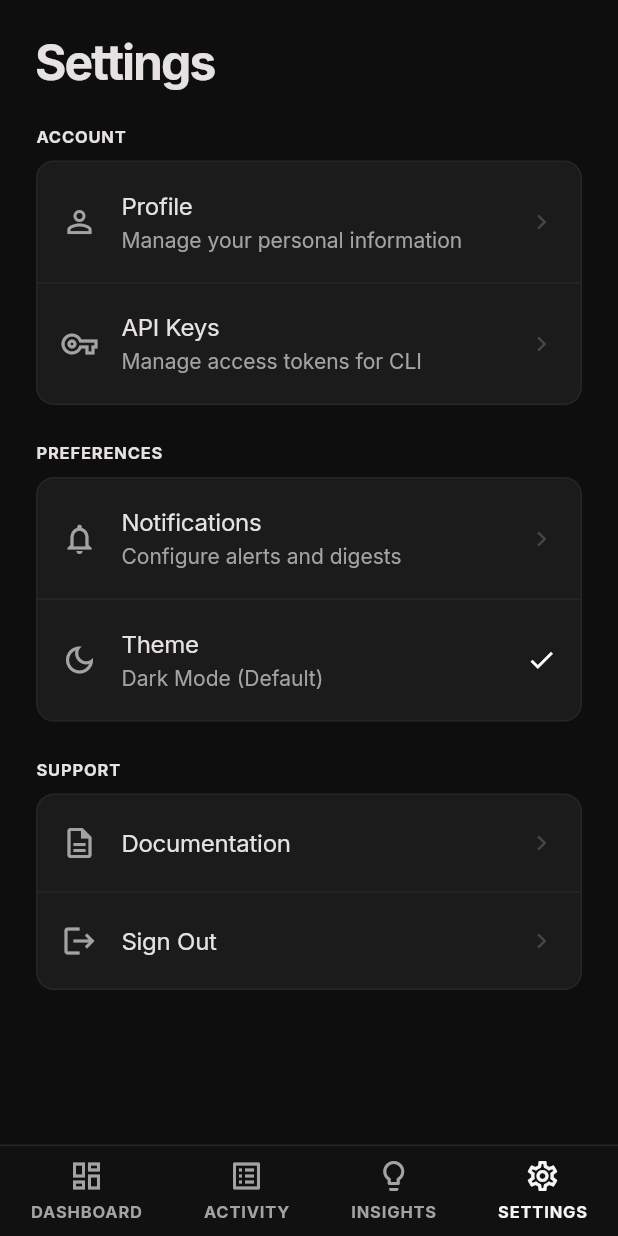
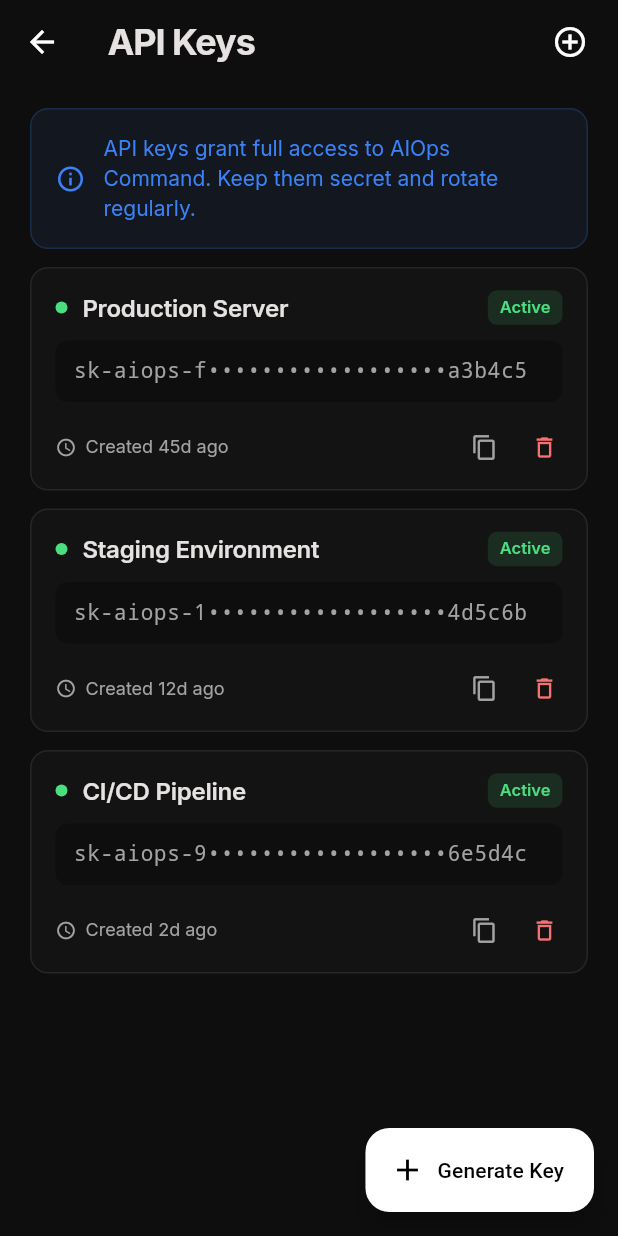
Before and after one commit to Mortarion002/aiops-command, a Flutter app: the SettingsScreen screen opened by its route, after a tap on "API Keys", on a phone screen of 412 x 824 dp. Run offline on Flutter 3.47's test engine with Material 3 defaults, Android fonts, the phone set to English and light mode, and no system bars; our stand-ins replace cloud_firestore, firebase_auth, firebase_core, flutter_riverpod, go_router, google_fonts and 1 more; accounts and stored records are empty; generated files the repository leaves out were written again.

Commit message:
Add API Keys screen with generate, revoke, copy functionality

```diff
--- a/lib/core/router/app_router.dart
+++ b/lib/core/router/app_router.dart
@@ -12,6 +12,7 @@ import '../../features/activity/screens/activity_screen.dart';
 import '../../features/insights/screens/insights_screen.dart';
 import '../../features/settings/screens/settings_screen.dart';
 import '../../features/settings/screens/profile_screen.dart';
+import '../../features/settings/screens/api_keys_screen.dart';
 import '../../shared/widgets/app_scaffold.dart';
 import '../../features/auth/providers/auth_provider.dart';
 
@@ -79,6 +80,10 @@ GoRouter appRouter(Ref ref) {
         path: '/profile',
         builder: (context, state) => const ProfileScreen(),
       ),
+      GoRoute(
+        path: '/api-keys',
+        builder: (context, state) => const ApiKeysScreen(),
+      ),
       StatefulShellRoute.indexedStack(
         builder: (context, state, shell) => AppScaffold(shell: shell),
         branches: [
--- /dev/null
+++ b/lib/features/settings/screens/api_keys_screen.dart
@@ -0,0 +1,446 @@
+import 'dart:math';
+import 'package:flutter/material.dart';
+import 'package:flutter/services.dart';
+import '../../../core/theme/app_colors.dart';
+import '../../../core/theme/app_text_styles.dart';
+
+/// A pool of fake API keys that rotate on create/delete.
+const _keyPool = [
+  'sk-aiops-f7a3b2c1d4e5f6a7b8c9d0e1f2a3b4c5',
+  'sk-aiops-1e2d3c4b5a6f7e8d9c0b1a2f3e4d5c6b',
+  'sk-aiops-9f8e7d6c5b4a3f2e1d0c9b8a7f6e5d4c',
+  'sk-aiops-a1b2c3d4e5f6a7b8c9d0e1f2a3b4c5d6',
+  'sk-aiops-2b3c4d5e6f7a8b9c0d1e2f3a4b5c6d7e',
+  'sk-aiops-c4d5e6f7a8b9c0d1e2f3a4b5c6d7e8f9',
+  'sk-aiops-e8f9a0b1c2d3e4f5a6b7c8d9e0f1a2b3',
+  'sk-aiops-3d4e5f6a7b8c9d0e1f2a3b4c5d6e7f8a',
+  'sk-aiops-7c8d9e0f1a2b3c4d5e6f7a8b9c0d1e2f',
+  'sk-aiops-5a6b7c8d9e0f1a2b3c4d5e6f7a8b9c0d',
+  'sk-aiops-b0c1d2e3f4a5b6c7d8e9f0a1b2c3d4e5',
+  'sk-aiops-d6e7f8a9b0c1d2e3f4a5b6c7d8e9f0a1',
+  'sk-aiops-8a9b0c1d2e3f4a5b6c7d8e9f0a1b2c3d',
+  'sk-aiops-4f5a6b7c8d9e0f1a2b3c4d5e6f7a8b9c',
+  'sk-aiops-0d1e2f3a4b5c6d7e8f9a0b1c2d3e4f5a',
+];
+
+const _labelPool = [
+  'Production Server',
+  'Staging Environment',
+  'CI/CD Pipeline',
+  'Local Dev',
+  'Mobile Client',
+  'Admin Dashboard',
+  'Monitoring Agent',
+  'Analytics Service',
+  'Backup Worker',
+  'Edge Function',
+  'Webhook Handler',
+  'Batch Processor',
+  'Test Runner',
+  'Deployment Bot',
+  'Health Checker',
+];
+
+class _ApiKey {
+  final String key;
+  final String label;
+  final DateTime createdAt;
+
+  _ApiKey({required this.key, required this.label, required this.createdAt});
+}
+
+class ApiKeysScreen extends StatefulWidget {
+  const ApiKeysScreen({super.key});
+
+  @override
+  State<ApiKeysScreen> createState() => _ApiKeysScreenState();
+}
+
+class _ApiKeysScreenState extends State<ApiKeysScreen> {
+  final Random _rng = Random();
+  late List<_ApiKey> _keys;
+  int _poolIndex = 3; // next index into pool
+
+  @override
+  void initState() {
+    super.initState();
+    // Start with 3 keys already active
+    _keys = [
+      _ApiKey(
+        key: _keyPool[0],
+        label: _labelPool[0],
+        createdAt: DateTime.now().subtract(const Duration(days: 45)),
+      ),
+      _ApiKey(
+        key: _keyPool[1],
+        label: _labelPool[1],
+        createdAt: DateTime.now().subtract(const Duration(days: 12)),
+      ),
+      _ApiKey(
+        key: _keyPool[2],
+        label: _labelPool[2],
+        createdAt: DateTime.now().subtract(const Duration(days: 2)),
+      ),
+    ];
+  }
+
+  String _mask(String key) {
+    if (key.length <= 12) return key;
+    return '${key.substring(0, 10)}${'•' * 18}${key.substring(key.length - 6)}';
+  }
+
+  String _timeAgo(DateTime date) {
+    final diff = DateTime.now().difference(date);
+    if (diff.inDays > 0) return '${diff.inDays}d ago';
+    if (diff.inHours > 0) return '${diff.inHours}h ago';
+    if (diff.inMinutes > 0) return '${diff.inMinutes}m ago';
+    return 'Just now';
+  }
+
+  void _generateKey() {
+    final nameController = TextEditingController();
+
+    showDialog(
+      context: context,
+      builder: (dialogCtx) => AlertDialog(
+        backgroundColor: AppColors.surfaceContainer,
+        title: Text('Generate API Key', style: AppTextStyles.h2),
+        content: TextField(
+          controller: nameController,
+          autofocus: true,
+          style: AppTextStyles.bodyLg,
+          decoration: InputDecoration(
+            hintText: 'Key label (e.g. Production)',
+            hintStyle: AppTextStyles.bodyMd.copyWith(color: AppColors.mutedText),
+            filled: true,
+            fillColor: AppColors.surface,
+            border: OutlineInputBorder(
+              borderRadius: BorderRadius.circular(8),
+              borderSide: BorderSide.none,
+            ),
+          ),
+        ),
+        actions: [
+          TextButton(
+            onPressed: () => Navigator.of(dialogCtx).pop(),
+            child: Text('Cancel', style: AppTextStyles.bodyMd.copyWith(color: AppColors.mutedText)),
+          ),
+          ElevatedButton(
+            onPressed: () {
+              final label = nameController.text.trim().isEmpty
+                  ? _labelPool[_poolIndex % _labelPool.length]
+                  : nameController.text.trim();
+
+              setState(() {
+                _keys.insert(
+                  0,
+                  _ApiKey(
+                    key: _keyPool[_poolIndex % _keyPool.length],
+                    label: label,
+                    createdAt: DateTime.now(),
+                  ),
+                );
+                _poolIndex++;
+              });
+              Navigator.of(dialogCtx).pop();
+
+              ScaffoldMessenger.of(context).showSnackBar(
+                SnackBar(
+                  backgroundColor: AppColors.surfaceContainerHigh,
+                  content: Text('API key generated', style: AppTextStyles.bodyMd),
+                  behavior: SnackBarBehavior.floating,
+                ),
+              );
+            },
+            style: ElevatedButton.styleFrom(
+              backgroundColor: AppColors.primary,
+              foregroundColor: Colors.black,
+            ),
+            child: const Text('Generate'),
+          ),
+        ],
+      ),
+    );
+  }
+
+  void _revokeKey(int index) {
+    final key = _keys[index];
+    showDialog(
+      context: context,
+      builder: (dialogCtx) => AlertDialog(
+        backgroundColor: AppColors.surfaceContainer,
+        title: Text('Revoke Key', style: AppTextStyles.h2),
+        content: RichText(
+          text: TextSpan(
+            style: AppTextStyles.bodyMd,
+            children: [
+              const TextSpan(text: 'Are you sure you want to revoke '),
+              TextSpan(
+                text: key.label,
+                style: AppTextStyles.bodyMd.copyWith(
+                  fontWeight: FontWeight.w700,
+                  color: AppColors.warning,
+                ),
+              ),
+              const TextSpan(text: '?\n\nThis action cannot be undone. Any service using this key will lose access immediately.'),
+            ],
+          ),
+        ),
+        actions: [
+          TextButton(
+            onPressed: () => Navigator.of(dialogCtx).pop(),
+            child: Text('Cancel', style: AppTextStyles.bodyMd.copyWith(color: AppColors.mutedText)),
+          ),
+          ElevatedButton(
+            onPressed: () {
+              setState(() => _keys.removeAt(index));
+              Navigator.of(dialogCtx).pop();
+              ScaffoldMessenger.of(context).showSnackBar(
+                SnackBar(
+                  backgroundColor: AppColors.errorContainer,
+                  content: Text('Key revoked: ${key.label}', style: AppTextStyles.bodyMd),
+                  behavior: SnackBarBehavior.floating,
+                ),
+              );
+            },
+            style: ElevatedButton.styleFrom(
+              backgroundColor: AppColors.error.withOpacity(0.15),
+              foregroundColor: AppColors.error,
+              elevation: 0,
+            ),
+            child: const Text('Revoke'),
+          ),
+        ],
+      ),
+    );
+  }
+
+  void _copyKey(String key) {
+    Clipboard.setData(ClipboardData(text: key));
+    ScaffoldMessenger.of(context).showSnackBar(
+      SnackBar(
+        backgroundColor: AppColors.surfaceContainerHigh,
+        content: Text('Key copied to clipboard', style: AppTextStyles.bodyMd),
+        behavior: SnackBarBehavior.floating,
+        duration: const Duration(seconds: 1),
+      ),
+    );
+  }
+
+  @override
+  Widget build(BuildContext context) {
+    return Scaffold(
+      backgroundColor: AppColors.background,
+      appBar: AppBar(
+        backgroundColor: Colors.transparent,
+        elevation: 0,
+        leading: IconButton(
+          icon: const Icon(Icons.arrow_back, color: Colors.white),
+          onPressed: () => Navigator.of(context).pop(),
+        ),
+        title: Text('API Keys', style: AppTextStyles.h2),
+        actions: [
+          IconButton(
+            icon: const Icon(Icons.add_circle_outline, color: AppColors.primary),
+            tooltip: 'Generate new key',
+            onPressed: _generateKey,
+          ),
+          const SizedBox(width: 8),
+        ],
+      ),
+      body: SafeArea(
+        child: _keys.isEmpty
+            ? _buildEmptyState()
+            : ListView.separated(
+                padding: const EdgeInsets.symmetric(horizontal: 20, vertical: 16),
+                itemCount: _keys.length + 1, // +1 for the header info card
+                separatorBuilder: (_, __) => const SizedBox(height: 12),
+                itemBuilder: (context, index) {
+                  if (index == 0) return _buildInfoCard();
+                  return _buildKeyCard(_keys[index - 1], index - 1);
+                },
+              ),
+      ),
+      floatingActionButton: FloatingActionButton.extended(
+        onPressed: _generateKey,
+        backgroundColor: AppColors.primary,
+        foregroundColor: Colors.black,
+        icon: const Icon(Icons.add),
+        label: const Text('Generate Key'),
+      ),
+    );
+  }
+
+  Widget _buildInfoCard() {
+    return Container(
+      padding: const EdgeInsets.all(16),
+      decoration: BoxDecoration(
+        color: AppColors.accent.withOpacity(0.08),
+        borderRadius: BorderRadius.circular(12),
+        border: Border.all(color: AppColors.accent.withOpacity(0.2)),
+      ),
+      child: Row(
+        children: [
+          Icon(Icons.info_outline, color: AppColors.accent, size: 20),
+          const SizedBox(width: 12),
+          Expanded(
+            child: Text(
+              'API keys grant full access to AIOps Command. Keep them secret and rotate regularly.',
+              style: AppTextStyles.bodyMd.copyWith(color: AppColors.accent, height: 1.4),
+            ),
+          ),
+        ],
+      ),
+    );
+  }
+
+  Widget _buildEmptyState() {
+    return Center(
+      child: Padding(
+        padding: const EdgeInsets.all(48),
+        child: Column(
+          mainAxisSize: MainAxisSize.min,
+          children: [
+            Container(
+              width: 80,
+              height: 80,
+              decoration: BoxDecoration(
+                color: AppColors.surfaceContainer,
+                shape: BoxShape.circle,
+              ),
+              child: const Icon(Icons.vpn_key_off, size: 36, color: AppColors.mutedText),
+            ),
+            const SizedBox(height: 24),
+            Text('No API Keys', style: AppTextStyles.h2),
+            const SizedBox(height: 8),
+            Text(
+              'Generate your first API key to start integrating with the AIOps Command CLI.',
+              textAlign: TextAlign.center,
+              style: AppTextStyles.bodyMd.copyWith(color: AppColors.mutedText, height: 1.5),
+            ),
+            const SizedBox(height: 32),
+            ElevatedButton.icon(
+              onPressed: _generateKey,
+              icon: const Icon(Icons.add),
+              label: const Text('Generate Key'),
+              style: ElevatedButton.styleFrom(
+                backgroundColor: AppColors.primary,
+                foregroundColor: Colors.black,
+                padding: const EdgeInsets.symmetric(horizontal: 24, vertical: 14),
+                shape: RoundedRectangleBorder(borderRadius: BorderRadius.circular(10)),
+              ),
+            ),
+          ],
+        ),
+      ),
+    );
+  }
+
+  Widget _buildKeyCard(_ApiKey apiKey, int index) {
+    return Container(
+      decoration: BoxDecoration(
+        color: AppColors.surface,
+        borderRadius: BorderRadius.circular(12),
+        border: Border.all(color: AppColors.outline),
+      ),
+      child: Column(
+        crossAxisAlignment: CrossAxisAlignment.start,
+        children: [
+          // Header row: label + status badge
+          Padding(
+            padding: const EdgeInsets.fromLTRB(16, 14, 16, 0),
+            child: Row(
+              children: [
+                Container(
+                  width: 8,
+                  height: 8,
+                  decoration: const BoxDecoration(
+                    color: AppColors.success,
+                    shape: BoxShape.circle,
+                  ),
+                ),
+                const SizedBox(width: 10),
+                Expanded(
+                  child: Text(
+                    apiKey.label,
+                    style: AppTextStyles.bodyLg.copyWith(fontWeight: FontWeight.w600),
+                    overflow: TextOverflow.ellipsis,
+                  ),
+                ),
+                Container(
+                  padding: const EdgeInsets.symmetric(horizontal: 8, vertical: 3),
+                  decoration: BoxDecoration(
+                    color: AppColors.success.withOpacity(0.12),
+                    borderRadius: BorderRadius.circular(6),
+                  ),
+                  child: Text(
+                    'Active',
+                    style: AppTextStyles.bodyMd.copyWith(
+                      color: AppColors.success,
+                      fontSize: 11,
+                      fontWeight: FontWeight.w600,
+                    ),
+                  ),
+                ),
+              ],
+            ),
+          ),
+
+          // Key value (masked)
+          Padding(
+            padding: const EdgeInsets.fromLTRB(16, 10, 16, 0),
+            child: Container(
+              width: double.infinity,
+              padding: const EdgeInsets.symmetric(horizontal: 12, vertical: 10),
+              decoration: BoxDecoration(
+                color: AppColors.background,
+                borderRadius: BorderRadius.circular(8),
+              ),
+              child: Text(
+                _mask(apiKey.key),
+                style: AppTextStyles.bodyMd.copyWith(
+                  fontFamily: 'monospace',
+                  letterSpacing: 0.5,
+                  color: AppColors.mutedText,
+                ),
+              ),
+            ),
+          ),
+
+          // Footer: created date + action buttons
+          Padding(
+            padding: const EdgeInsets.fromLTRB(16, 10, 8, 8),
+            child: Row(
+              children: [
+                Icon(Icons.schedule, size: 14, color: AppColors.mutedText),
+                const SizedBox(width: 6),
+                Text(
+                  'Created ${_timeAgo(apiKey.createdAt)}',
+                  style: AppTextStyles.bodyMd.copyWith(
+                    color: AppColors.mutedText,
+                    fontSize: 12,
+                  ),
+                ),
+                const Spacer(),
+                IconButton(
+                  icon: const Icon(Icons.copy, size: 18),
+                  color: AppColors.mutedText,
+                  tooltip: 'Copy key',
+                  onPressed: () => _copyKey(apiKey.key),
+                  visualDensity: VisualDensity.compact,
+                ),
+                IconButton(
+                  icon: const Icon(Icons.delete_outline, size: 18),
+                  color: AppColors.error,
+                  tooltip: 'Revoke key',
+                  onPressed: () => _revokeKey(index),
+                  visualDensity: VisualDensity.compact,
+                ),
+              ],
+            ),
+          ),
+        ],
+      ),
+    );
+  }
+}
--- a/lib/features/settings/screens/settings_screen.dart
+++ b/lib/features/settings/screens/settings_screen.dart
@@ -28,7 +28,7 @@ class SettingsScreen extends ConsumerWidget {
             title: "API Keys",
             subtitle: "Manage access tokens for CLI",
             icon: Icons.vpn_key_outlined,
-            onTap: () {},
+            onTap: () => context.push('/api-keys'),
           ),
         ],
       ),
```
